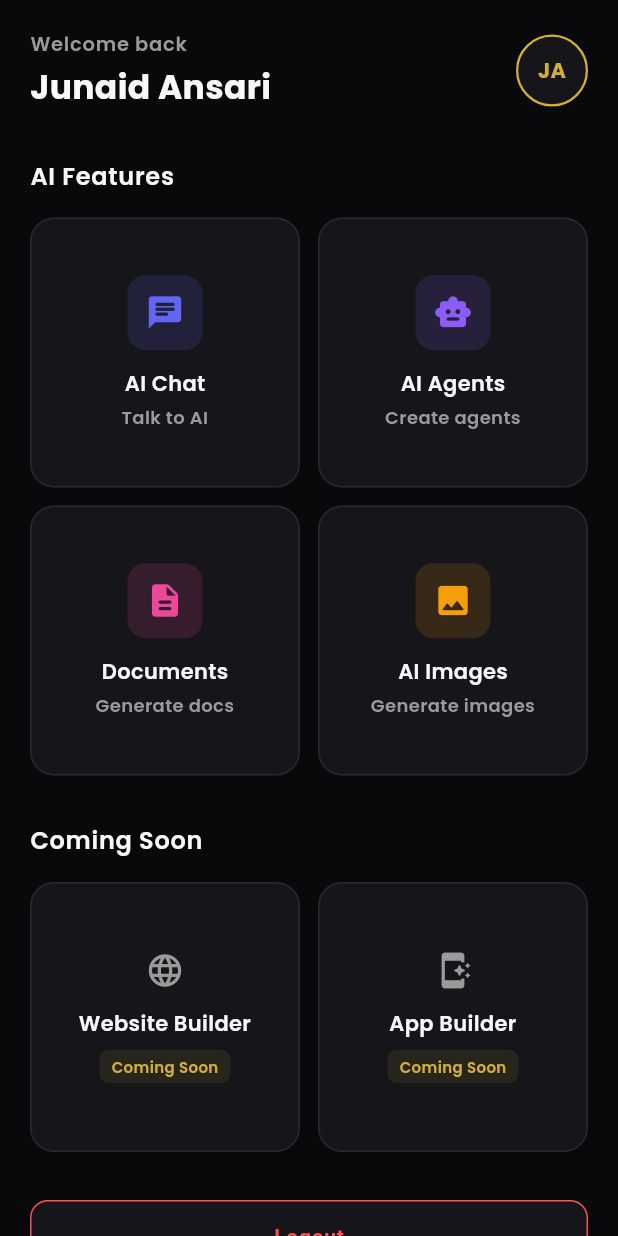
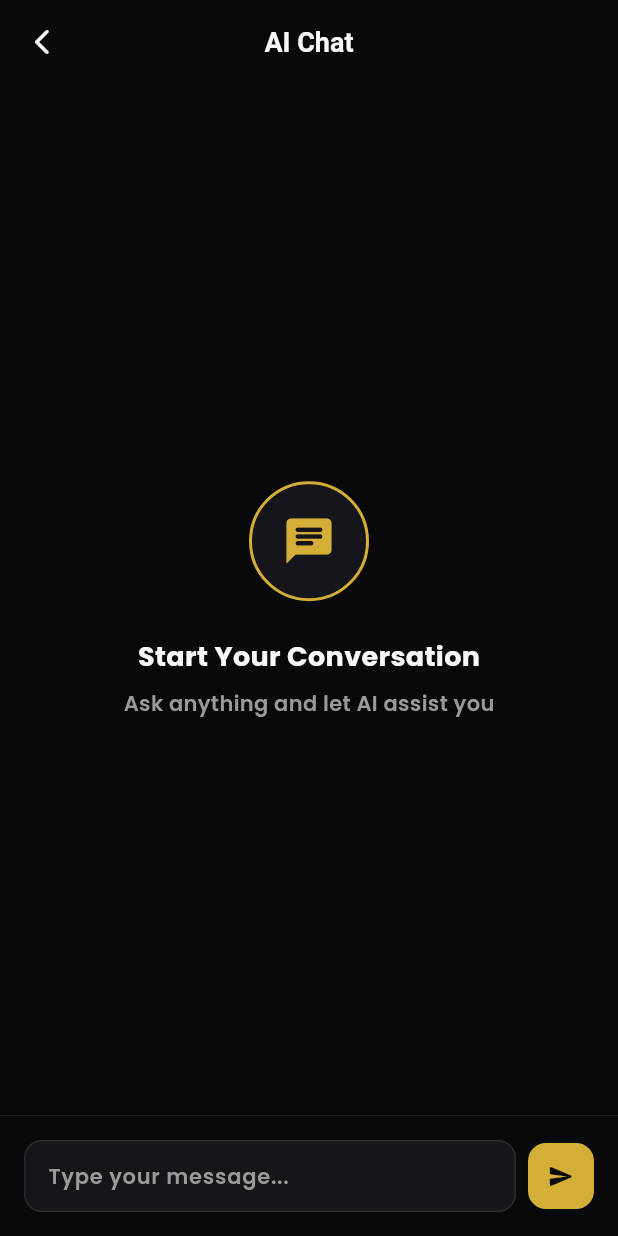
Before and after one commit to ansarijunaid19813-ops/nexora-ai, a Flutter app: the DashboardScreen screen opened by its route, after a tap on "AI Chat", on a phone screen of 412 x 824 dp. Run offline on Flutter 3.47's test engine with Material 3 defaults, Android fonts, the phone set to English and light mode, and no system bars; drawn by our look-alikes of flutter_animate; our stand-ins replace flutter_riverpod, google_fonts.

Commit message:
feat: AI Chat screen completed

```diff
--- /dev/null
+++ b/lib/features/chat/chat_message_model.dart
@@ -0,0 +1,27 @@
+class ChatMessage {
+  final String id;
+  final String content;
+  final bool isUser;
+  final DateTime timestamp;
+
+  ChatMessage({
+    required this.id,
+    required this.content,
+    required this.isUser,
+    required this.timestamp,
+  });
+
+  ChatMessage copyWith({
+    String? id,
+    String? content,
+    bool? isUser,
+    DateTime? timestamp,
+  }) {
+    return ChatMessage(
+      id: id ?? this.id,
+      content: content ?? this.content,
+      isUser: isUser ?? this.isUser,
+      timestamp: timestamp ?? this.timestamp,
+    );
+  }
+}
--- /dev/null
+++ b/lib/features/chat/chat_screen.dart
@@ -0,0 +1,272 @@
+import 'package:flutter/material.dart';
+import 'package:flutter_animate/flutter_animate.dart';
+import 'package:flutter_riverpod/flutter_riverpod.dart';
+import '../../core/theme/app_theme.dart';
+import '../../providers/chat_provider.dart';
+import '../../models/chat_message_model.dart';
+
+class ChatScreen extends ConsumerStatefulWidget {
+  const ChatScreen({super.key});
+
+  @override
+  ConsumerState<ChatScreen> createState() => _ChatScreenState();
+}
+
+class _ChatScreenState extends ConsumerState<ChatScreen> {
+  final _messageController = TextEditingController();
+  final _scrollController = ScrollController();
+  bool _isTyping = false;
+
+  @override
+  void dispose() {
+    _messageController.dispose();
+    _scrollController.dispose();
+    super.dispose();
+  }
+
+  void _sendMessage() {
+    if (_messageController.text.trim().isEmpty) return;
+    final message = _messageController.text.trim();
+    _messageController.clear();
+    ref.read(chatProvider.notifier).addMessage(message, true);
+    _scrollToBottom();
+    setState(() => _isTyping = true);
+    Future.delayed(const Duration(seconds: 3), () {
+      if (mounted) setState(() => _isTyping = false);
+      _scrollToBottom();
+    });
+  }
+
+  void _scrollToBottom() {
+    Future.delayed(const Duration(milliseconds: 300), () {
+      if (_scrollController.hasClients) {
+        _scrollController.animateTo(
+          _scrollController.position.maxScrollExtent,
+          duration: const Duration(milliseconds: 300),
+          curve: Curves.easeOut,
+        );
+      }
+    });
+  }
+
+  @override
+  Widget build(BuildContext context) {
+    final messages = ref.watch(chatProvider);
+    return Scaffold(
+      backgroundColor: AppColors.background,
+      appBar: AppBar(
+        backgroundColor: AppColors.background,
+        elevation: 0,
+        leading: IconButton(
+          icon: const Icon(Icons.arrow_back_ios_new_rounded, color: AppColors.text, size: 20),
+          onPressed: () => Navigator.pop(context),
+        ),
+        title: const Text(
+          'AI Chat',
+          style: TextStyle(color: AppColors.text, fontSize: 18, fontWeight: FontWeight.w600),
+        ),
+        centerTitle: true,
+        actions: [
+          if (messages.isNotEmpty)
+            IconButton(
+              icon: const Icon(Icons.delete_outline_rounded, color: AppColors.textSecondary, size: 20),
+              onPressed: () {
+                showDialog(
+                  context: context,
+                  builder: (ctx) => AlertDialog(
+                    backgroundColor: AppColors.card,
+                    shape: RoundedRectangleBorder(borderRadius: BorderRadius.circular(16)),
+                    title: const Text('Clear Chat', style: TextStyle(color: AppColors.text)),
+                    content: const Text('Are you sure you want to clear this conversation?', style: TextStyle(color: AppColors.textSecondary)),
+                    actions: [
+                      TextButton(
+                        onPressed: () => Navigator.pop(ctx),
+                        child: const Text('Cancel', style: TextStyle(color: AppColors.accent)),
+                      ),
+                      TextButton(
+                        onPressed: () {
+                          ref.read(chatProvider.notifier).clearChat();
+                          Navigator.pop(ctx);
+                        },
+                        child: const Text('Clear', style: TextStyle(color: Colors.redAccent)),
+                      ),
+                    ],
+                  ),
+                );
+              },
+            ),
+        ],
+      ),
+      body: Column(
+        children: [
+          Expanded(
+            child: messages.isEmpty
+                ? _buildEmptyState()
+                : ListView.builder(
+                    controller: _scrollController,
+                    padding: const EdgeInsets.all(16),
+                    itemCount: messages.length,
+                    itemBuilder: (context, index) {
+                      final message = messages[index];
+                      return _buildMessageBubble(message);
+                    },
+                  ),
+          ),
+          if (_isTyping)
+            Padding(
+              padding: const EdgeInsets.symmetric(horizontal: 16, vertical: 8),
+              child: Row(
+                children: [
+                  Container(
+                    padding: const EdgeInsets.symmetric(horizontal: 16, vertical: 12),
+                    decoration: BoxDecoration(
+                      color: AppColors.card,
+                      borderRadius: BorderRadius.circular(16),
+                      border: Border.all(color: AppColors.border),
+                    ),
+                    child: Row(
+                      children: [
+                        SizedBox(
+                          width: 16,
+                          height: 16,
+                          child: CircularProgressIndicator(
+                            strokeWidth: 2,
+                            valueColor: AlwaysStoppedAnimation(AppColors.accent),
+                          ),
+                        ),
+                        const SizedBox(width: 8),
+                        const Text('AI is typing...', style: TextStyle(color: AppColors.textSecondary, fontSize: 13)),
+                      ],
+                    ),
+                  ),
+                ],
+              ),
+            ),
+          _buildInputField(),
+        ],
+      ),
+    );
+  }
+
+  Widget _buildEmptyState() {
+    return Center(
+      child: Column(
+        mainAxisAlignment: MainAxisAlignment.center,
+        children: [
+          Container(
+            width: 80,
+            height: 80,
+            decoration: BoxDecoration(
+              shape: BoxShape.circle,
+              color: AppColors.card,
+              border: Border.all(color: AppColors.accent, width: 2),
+            ),
+            child: const Icon(Icons.chat_rounded, color: AppColors.accent, size: 36),
+          ).animate().fadeIn(duration: 600.ms).scale(begin: const Offset(0.5, 0.5)),
+          const SizedBox(height: 24),
+          const Text(
+            'Start Your Conversation',
+            style: TextStyle(color: AppColors.text, fontSize: 18, fontWeight: FontWeight.bold),
+          ).animate().fadeIn(duration: 600.ms, delay: 200.ms),
+          const SizedBox(height: 8),
+          const Text(
+            'Ask anything and let AI assist you',
+            style: TextStyle(color: AppColors.textSecondary, fontSize: 14),
+          ).animate().fadeIn(duration: 600.ms, delay: 400.ms),
+        ],
+      ),
+    );
+  }
+
+  Widget _buildMessageBubble(ChatMessage message) {
+    return Align(
+      alignment: message.isUser ? Alignment.centerRight : Alignment.centerLeft,
+      child: GestureDetector(
+        onLongPress: () {
+          showModalBottomSheet(
+            context: context,
+            backgroundColor: AppColors.card,
+            shape: const RoundedRectangleBorder(
+              borderRadius: BorderRadius.vertical(top: Radius.circular(20)),
+            ),
+            builder: (ctx) => Column(
+              mainAxisSize: MainAxisSize.min,
+              children: [
+                ListTile(
+                  leading: const Icon(Icons.content_copy_rounded, color: AppColors.accent),
+                  title: const Text('Copy', style: TextStyle(color: AppColors.text)),
+                  onTap: () => Navigator.pop(ctx),
+                ),
+                ListTile(
+                  leading: const Icon(Icons.delete_outline_rounded, color: Colors.redAccent),
+                  title: const Text('Delete', style: TextStyle(color: Colors.redAccent)),
+                  onTap: () {
+                    ref.read(chatProvider.notifier).deleteMessage(message.id);
+                    Navigator.pop(ctx);
+                  },
+                ),
+              ],
+            ),
+          );
+        },
+        child: Container(
+          margin: const EdgeInsets.symmetric(vertical: 8),
+          padding: const EdgeInsets.symmetric(horizontal: 14, vertical: 10),
+          decoration: BoxDecoration(
+            color: message.isUser ? AppColors.accent : AppColors.card,
+            borderRadius: BorderRadius.circular(14),
+            border: message.isUser ? null : Border.all(color: AppColors.border, width: 1),
+          ),
+          child: Text(
+            message.content,
+            style: TextStyle(
+              color: message.isUser ? AppColors.background : AppColors.text,
+              fontSize: 14,
+            ),
+          ),
+        ),
+      ).animate().fadeIn(duration: 400.ms).slideY(begin: 0.3, end: 0),
+    );
+  }
+
+  Widget _buildInputField() {
+    return Container(
+      padding: const EdgeInsets.all(16),
+      decoration: BoxDecoration(
+        color: AppColors.background,
+        border: Border(top: BorderSide(color: AppColors.border, width: 0.5)),
+      ),
+      child: Row(
+        children: [
+          Expanded(
+            child: TextField(
+              controller: _messageController,
+              style: const TextStyle(color: AppColors.text),
+              decoration: InputDecoration(
+                hintText: 'Type your message...',
+                hintStyle: const TextStyle(color: AppColors.textSecondary, fontSize: 14),
+                filled: true,
+                fillColor: AppColors.card,
+                border: OutlineInputBorder(borderRadius: BorderRadius.circular(12), borderSide: const BorderSide(color: AppColors.border)),
+                enabledBorder: OutlineInputBorder(borderRadius: BorderRadius.circular(12), borderSide: const BorderSide(color: AppColors.border)),
+                focusedBorder: OutlineInputBorder(borderRadius: BorderRadius.circular(12), borderSide: const BorderSide(color: AppColors.accent, width: 1.5)),
+                contentPadding: const EdgeInsets.symmetric(horizontal: 12, vertical: 12),
+              ),
+              onSubmitted: (_) => _sendMessage(),
+            ),
+          ),
+          const SizedBox(width: 8),
+          GestureDetector(
+            onTap: _sendMessage,
+            child: Container(
+              width: 44,
+              height: 44,
+              decoration: BoxDecoration(color: AppColors.accent, borderRadius: BorderRadius.circular(12)),
+              child: const Icon(Icons.send_rounded, color: AppColors.background, size: 18),
+            ),
+          ),
+        ],
+      ),
+    );
+  }
+}
--- a/lib/main.dart
+++ b/lib/main.dart
@@ -3,10 +3,12 @@ import 'package:flutter_riverpod/flutter_riverpod.dart';
 import 'core/theme/app_theme.dart';
 import 'core/constants/app_constants.dart';
 import 'features/auth/splash_screen.dart';
+import '../../models/chat_message_model.dart';
 import 'features/auth/login_screen.dart';
 import 'features/auth/signup_screen.dart';
 import 'features/auth/forgot_password_screen.dart';
 import 'features/dashboard/dashboard_screen.dart';
+import 'features/chat/chat_screen.dart';
 
 void main() {
   runApp(
@@ -33,6 +35,7 @@ class NexoraApp extends StatelessWidget {
         AppConstants.routeForgotPassword: (context) =>
             const ForgotPasswordScreen(),
         AppConstants.routeDashboard: (context) => const DashboardScreen(),
+        AppConstants.routeChat: (context) => const ChatScreen(),
       },
     );
   }
--- /dev/null
+++ b/lib/models/chat_message_model.dart
@@ -0,0 +1,27 @@
+class ChatMessage {
+  final String id;
+  final String content;
+  final bool isUser;
+  final DateTime timestamp;
+
+  ChatMessage({
+    required this.id,
+    required this.content,
+    required this.isUser,
+    required this.timestamp,
+  });
+
+  ChatMessage copyWith({
+    String? id,
+    String? content,
+    bool? isUser,
+    DateTime? timestamp,
+  }) {
+    return ChatMessage(
+      id: id ?? this.id,
+      content: content ?? this.content,
+      isUser: isUser ?? this.isUser,
+      timestamp: timestamp ?? this.timestamp,
+    );
+  }
+}
```
Also changed, not shown: lib/providers/chat_provider.dart (added, +39 -0 lines).
